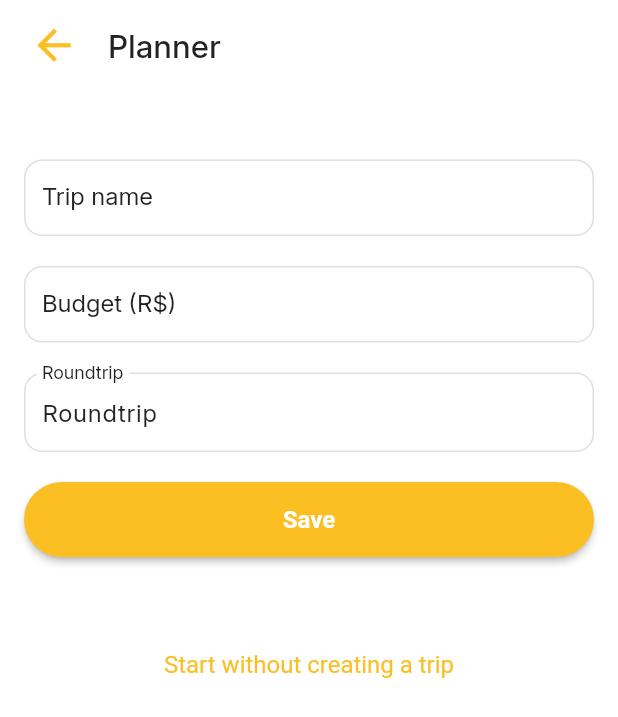
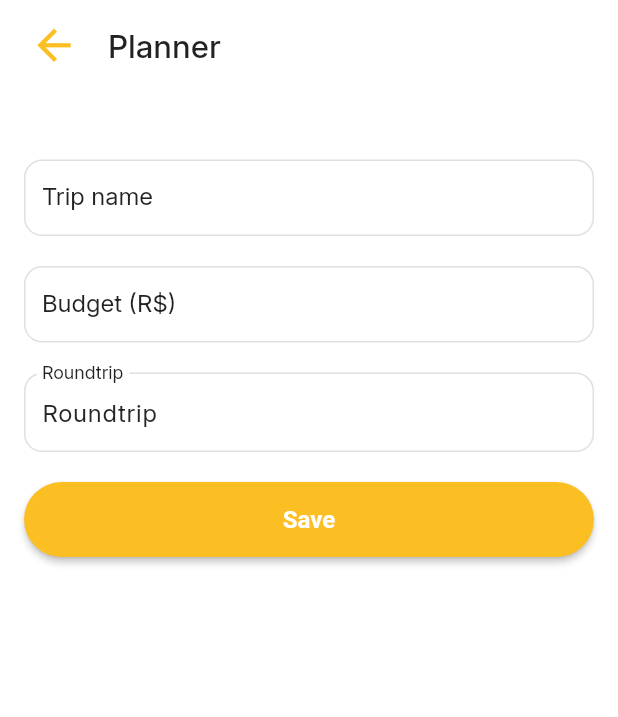
Before and after one commit to LuizFelipeOC/travel-wallet, a Flutter app: the HomeScreen screen opened by its route, after a tap on "Create your first trip", on a phone screen of 412 x 824 dp. Shown: the top 717 px of the screen. Run offline on Flutter 3.47's test engine with Material 3 defaults, Android fonts, the phone set to English and light mode, and no system bars; our stand-ins replace flutter_svg, get_it, go_router, shared_preferences; accounts and stored records are empty.

Commit message:
feat(traveler_planner): add isFirstTimeUser parameter and back button logic

```diff
--- a/lib/app/core/widgtes/app_bar/custom_silver_app_bar.dart
+++ b/lib/app/core/widgtes/app_bar/custom_silver_app_bar.dart
@@ -4,6 +4,7 @@ import 'package:go_router/go_router.dart';
 class CustomSilverAppBar extends StatelessWidget {
   final double screenHeight;
   final String title;
+  final bool hasBackButton;
 
   final String? subtitle;
 
@@ -12,6 +13,7 @@ class CustomSilverAppBar extends StatelessWidget {
     required this.screenHeight,
     required this.title,
     this.subtitle,
+    this.hasBackButton = false,
   });
 
   @override
@@ -29,13 +31,19 @@ class CustomSilverAppBar extends StatelessWidget {
           mainAxisAlignment: MainAxisAlignment.start,
           crossAxisAlignment: CrossAxisAlignment.center,
           children: [
-            IconButton(
-              icon: Icon(Icons.arrow_back),
-              onPressed: () {
-                context.pop();
-              },
+            if (hasBackButton) ...[
+              IconButton(
+                icon: Icon(Icons.arrow_back),
+                onPressed: () {
+                  context.pop();
+                },
+              ),
+            ],
+
+            Padding(
+              padding: EdgeInsets.only(left: hasBackButton ? 0 : 12, right: 12),
+              child: Text(title, style: textTheme.bodyLarge),
             ),
-            Text(title, style: textTheme.bodyLarge),
           ],
         ),
       ),
--- a/lib/app/screens/home/home_screen.dart
+++ b/lib/app/screens/home/home_screen.dart
@@ -17,6 +17,10 @@ class HomeScreen extends StatefulWidget {
 
 class _HomeScreenState extends State<HomeScreen> {
   final emptyList = [];
+
+  void _navigateToTravelerPlannerForm() {
+    context.push(AppRoutes.travelerPlannerForm, extra: {'isFirstTimeUser': false});
+  }
 
   @override
   Widget build(BuildContext context) {
@@ -48,7 +52,7 @@ class _HomeScreenState extends State<HomeScreen> {
 
                       const SizedBox(height: 26),
                       CustomButton(
-                        onPressed: () => context.push(AppRoutes.travelerPlannerForm),
+                        onPressed: _navigateToTravelerPlannerForm,
                         title: localizations.home_create_new_travel,
                         isOutlined: true,
                         width: screenWidth * 0.8,
--- a/lib/app/screens/traveler_planner/traveler_planner_form/traveler_planner_form_screen.dart
+++ b/lib/app/screens/traveler_planner/traveler_planner_form/traveler_planner_form_screen.dart
@@ -8,7 +8,9 @@ import '../../../core/routes/routes.dart';
 import '../../../core/widgtes/widgets.dart';
 
 class TravelerPlannerFormScreen extends StatefulWidget {
-  const TravelerPlannerFormScreen({super.key});
+  final bool isFirstTimeUser;
+
+  const TravelerPlannerFormScreen({super.key, this.isFirstTimeUser = false});
 
   @override
   State<TravelerPlannerFormScreen> createState() => _TravelerPlannerFormScreenState();
@@ -25,6 +27,7 @@ class _TravelerPlannerFormScreenState extends State<TravelerPlannerFormScreen> {
       body: CustomScrollView(
         slivers: [
           CustomSilverAppBar(
+            hasBackButton: !widget.isFirstTimeUser,
             screenHeight: screenHeight,
             title: localizations.travler_form_title,
             subtitle: localizations.travler_form_subtitle,
@@ -36,6 +39,7 @@ class _TravelerPlannerFormScreenState extends State<TravelerPlannerFormScreen> {
             ),
           ),
 
+          if (widget.isFirstTimeUser) ...[
             SliverToBoxAdapter(
               child: Column(
                 children: [
@@ -50,6 +54,7 @@ class _TravelerPlannerFormScreenState extends State<TravelerPlannerFormScreen> {
               ),
             ),
           ],
+        ],
       ),
     );
   }
```
Lines whose indentation alone changed are shown as unchanged.
